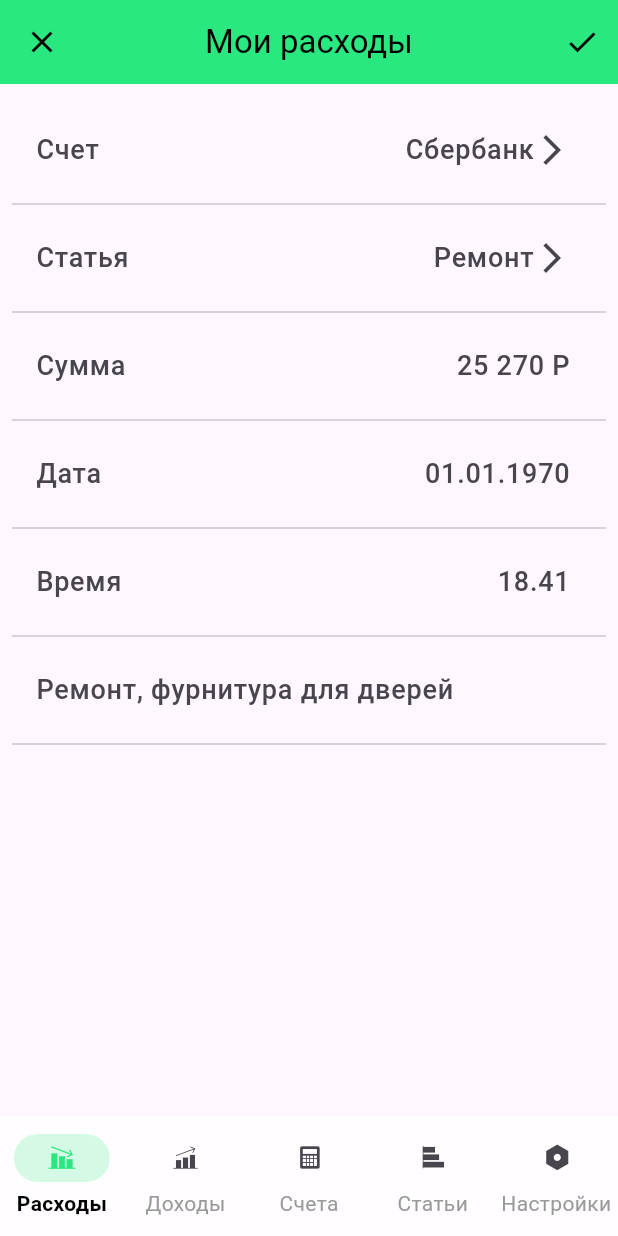
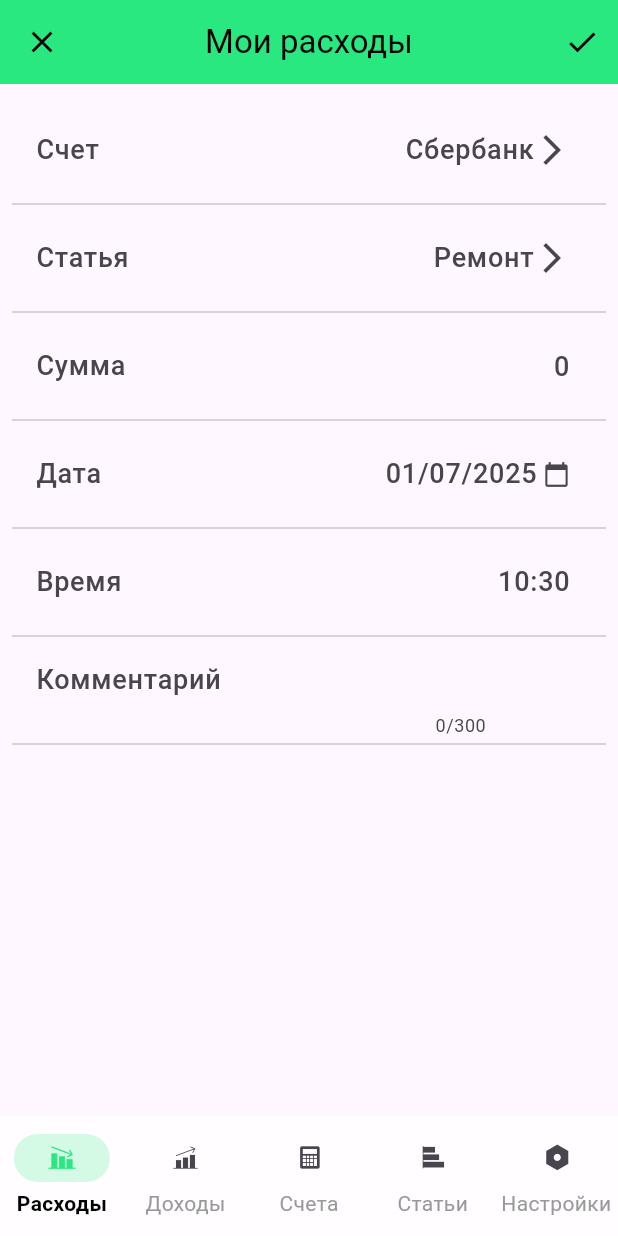
Before and after one commit to pablobagdal/CoinsIO, a Flutter app: the TransactionEditScreen screen opened by its route, on a phone screen of 412 x 824 dp. Run offline on Flutter 3.47's test engine with Material 3 defaults, Android fonts, the phone set to English and light mode, and no system bars; our stand-ins replace drift, flutter_bloc, freezed_annotation, go_router; missing offline and left inert: fuzzywuzzy, shake, spoiler_widget; accounts and stored records are empty; generated files the repository leaves out were written again.

Commit message:
work on transaction edit screen

```diff
--- a/lib/core/themes/app_theme.dart
+++ b/lib/core/themes/app_theme.dart
@@ -64,19 +64,11 @@ abstract class AppTheme {
     brightness: Brightness.light,
     useMaterial3: true,
   );
-
-  // static final light = ThemeData(
-  //   colorScheme: ColorScheme.fromSeed(
-  //     seedColor: Color.fromARGB(255, 42, 232, 128),
-  //     brightness: Brightness.light,
-  //   ),
-  //   useMaterial3: true, // важно для Material 3
-  // );
   static final dark = ThemeData(
     colorScheme: ColorScheme.fromSeed(
       seedColor: const Color.fromARGB(255, 17, 52, 142),
       brightness: Brightness.dark,
     ),
-    useMaterial3: true, // важно для Material 3
+    useMaterial3: true,
   );
 }
--- a/lib/ui/pages/transactions/transaction_edit/transaction_edit_screen.dart
+++ b/lib/ui/pages/transactions/transaction_edit/transaction_edit_screen.dart
@@ -1,7 +1,11 @@
+import 'dart:math';
+
+import 'package:coinio_app/core/utils/type_format.dart';
 import 'package:flutter/material.dart';
+import 'package:flutter/services.dart';
 import 'package:go_router/go_router.dart';
 
-class TransactionEditScreen extends StatelessWidget {
+class TransactionEditScreen extends StatefulWidget {
   final String? transactionId;
   final bool isIncome;
 
@@ -12,10 +16,37 @@ class TransactionEditScreen extends StatelessWidget {
   });
 
   @override
+  State<TransactionEditScreen> createState() => _TransactionEditScreenState();
+}
+
+class _TransactionEditScreenState extends State<TransactionEditScreen> {
+  DateTime selectedDateTime = DateTime.now();
+  late final TextEditingController sumController;
+  late final TextEditingController commentController;
+
+  @override
+  void initState() {
+    super.initState();
+    sumController = TextEditingController();
+    commentController = TextEditingController();
+  }
+
+  @override
+  void dispose() {
+    sumController.dispose();
+    commentController.dispose();
+    super.dispose();
+  }
+
+  @override
   Widget build(final BuildContext context) {
-    final isEditing = transactionId != null;
+    final isEditing = widget.transactionId != null;
 
-    return Scaffold(
+    return GestureDetector(
+      behavior: HitTestBehavior.translucent,
+      onTap: () => FocusScope.of(context).unfocus(),
+      child: Scaffold(
+        resizeToAvoidBottomInset: true,
         appBar: AppBar(
           leading: IconButton(
             onPressed: () {
@@ -24,23 +55,30 @@ class TransactionEditScreen extends StatelessWidget {
             icon: const Icon(Icons.close),
           ),
           centerTitle: true,
-        title: Text(isIncome ? 'Мои доходы' : 'Мои расходы'),
-        actions: [IconButton(onPressed: () {}, icon: const Icon(Icons.check))],
+          title: Text(widget.isIncome ? 'Мои доходы' : 'Мои расходы'),
+          actions: [
+            IconButton(onPressed: () {}, icon: const Icon(Icons.check)),
+          ],
         ),
         body: Padding(
           padding: const EdgeInsets.all(8.0),
           child: Column(
             children: [
               const SizedBox(height: 8),
-
-            MyListTile(
-              leadingText: 'Счет',
-              trailingWidgets: const Row(
+              ListTile(
+                leading: const Text(
+                  'Счет',
+                  style: TextStyle(fontSize: 18, fontWeight: FontWeight.w500),
+                ),
+                trailing: const Row(
                   mainAxisSize: MainAxisSize.min,
                   children: [
                     Text(
                       'Сбербанк',
-                    style: TextStyle(fontSize: 18, fontWeight: FontWeight.w500),
+                      style: TextStyle(
+                        fontSize: 18,
+                        fontWeight: FontWeight.w500,
+                      ),
                     ),
                     Icon(Icons.arrow_forward_ios),
                   ],
@@ -48,14 +86,20 @@ class TransactionEditScreen extends StatelessWidget {
                 onTap: () {},
               ),
               const Divider(),
-            MyListTile(
-              leadingText: 'Статья',
-              trailingWidgets: const Row(
+              ListTile(
+                leading: const Text(
+                  'Статья',
+                  style: TextStyle(fontSize: 18, fontWeight: FontWeight.w500),
+                ),
+                trailing: const Row(
                   mainAxisSize: MainAxisSize.min,
                   children: [
                     Text(
                       'Ремонт',
-                    style: TextStyle(fontSize: 18, fontWeight: FontWeight.w500),
+                      style: TextStyle(
+                        fontSize: 18,
+                        fontWeight: FontWeight.w500,
+                      ),
                     ),
                     Icon(Icons.arrow_forward_ios),
                   ],
@@ -63,50 +107,129 @@ class TransactionEditScreen extends StatelessWidget {
                 onTap: () {},
               ),
               const Divider(),
-            MyListTile(
-              leadingText: 'Сумма',
-              trailingWidgets: const Row(
+              ListTile(
+                leading: const Text(
+                  'Сумма',
+                  style: TextStyle(fontSize: 18, fontWeight: FontWeight.w500),
+                ),
+                trailing: SizedBox(
+                  width: 300,
+                  child: TextField(
+                    inputFormatters: [
+                      FilteringTextInputFormatter.allow(
+                        RegExp(r'^\d*\.?\d{0,2}'),
+                      ),
+                    ],
+                    textAlign: TextAlign.right,
+                    controller: sumController,
+                    keyboardType: const TextInputType.numberWithOptions(
+                      signed: false,
+                      decimal: false,
+                    ),
+                    style: const TextStyle(
+                      fontSize: 18,
+                      fontWeight: FontWeight.w500,
+                    ),
+                    decoration: const InputDecoration(
+                      border: InputBorder.none,
+                      hintText: '0',
+                    ),
+                  ),
+                ),
+                onTap: () {},
+              ),
+
+              const Divider(),
+              ListTile(
+                leading: const Text(
+                  'Дата',
+                  style: TextStyle(fontSize: 18, fontWeight: FontWeight.w500),
+                ),
+                trailing: Row(
                   mainAxisSize: MainAxisSize.min,
                   children: [
                     Text(
-                    '25 270 Р',
+                      dateFormat(selectedDateTime),
+                      style: const TextStyle(
+                        fontSize: 18,
+                        fontWeight: FontWeight.w500,
+                      ),
+                    ),
+                    const SizedBox(width: 4),
+                    const Icon(Icons.calendar_today, size: 18),
+                  ],
+                ),
+                onTap: () async {
+                  final picked = await showDatePicker(
+                    context: context,
+                    initialDate: selectedDateTime,
+                    firstDate: DateTime(2000),
+                    lastDate: DateTime.now(),
+                  );
+                  if (picked != null && picked != selectedDateTime) {
+                    setState(() {
+                      selectedDateTime = selectedDateTime.copyWith(
+                        year: picked.year,
+                        month: picked.month,
+                        day: picked.day,
+                      );
+                    });
+                  }
+                },
+              ),
+
+              const Divider(),
+              ListTile(
+                leading: const Text(
+                  'Время',
                   style: TextStyle(fontSize: 18, fontWeight: FontWeight.w500),
+                ),
+                trailing: Row(
+                  mainAxisSize: MainAxisSize.min,
+                  children: [
+                    Text(
+                      timeFormat(selectedDateTime),
+                      style: const TextStyle(
+                        fontSize: 18,
+                        fontWeight: FontWeight.w500,
+                      ),
                     ),
                   ],
                 ),
-              onTap: () {},
+                onTap: () async {
+                  final picked = await showTimePicker(
+                    context: context,
+                    initialTime: TimeOfDay.fromDateTime(selectedDateTime),
+                  );
+                  if (picked != null &&
+                      picked != TimeOfDay.fromDateTime(selectedDateTime)) {
+                    setState(() {
+                      selectedDateTime = selectedDateTime.copyWith(
+                        hour: picked.hour,
+                        minute: picked.minute,
+                      );
+                    });
+                  }
+                },
               ),
               const Divider(),
-            MyListTile(
-              leadingText: 'Дата',
-              trailingWidgets: const Row(
-                mainAxisSize: MainAxisSize.min,
-                children: [
-                  Text(
-                    '01.01.1970',
+              // section for comment
+              ListTile(
+                leading: SizedBox(
+                  width: 300,
+                  child: TextField(
+                    controller: commentController,
+                    minLines: 1,
+                    maxLines: null,
+                    maxLength: 300,
+                    decoration: InputDecoration(
+                      hintText: 'Комментарий',
+                      border: InputBorder.none,
+                    ),
                     style: TextStyle(fontSize: 18, fontWeight: FontWeight.w500),
                   ),
-                ],
                 ),
-              onTap: () {},
-            ),
-            const Divider(),
-            MyListTile(
-              leadingText: 'Время',
-              trailingWidgets: const Row(
-                mainAxisSize: MainAxisSize.min,
-                children: [
-                  Text(
-                    '18.41',
-                    style: TextStyle(fontSize: 18, fontWeight: FontWeight.w500),
-                  ),
-                ],
-              ),
-              onTap: () {},
-            ),
-            const Divider(),
-            MyListTile(
-              leadingText: 'Ремонт, фурнитура для дверей',
+
                 onTap: () {},
               ),
               const Divider(),
@@ -123,7 +246,9 @@ class TransactionEditScreen extends StatelessWidget {
                     onPressed: () => context.pop(),
                     child: const Text(
                       'Удалить',
-                    style: TextStyle(color: Color.fromARGB(255, 255, 255, 255)),
+                      style: TextStyle(
+                        color: Color.fromARGB(255, 255, 255, 255),
+                      ),
                     ),
                   ),
                 ),
@@ -131,29 +256,7 @@ class TransactionEditScreen extends StatelessWidget {
             ],
           ),
         ),
+      ),
     );
   }
 }
-
-class MyListTile extends StatelessWidget {
-  final String leadingText;
-  final Widget? trailingWidgets;
-  final VoidCallback? onTap;
-
-  const MyListTile({
-    required this.leadingText,
-    super.key,
-    this.trailingWidgets,
-    this.onTap,
-  });
-
-  @override
-  Widget build(final BuildContext context) => ListTile(
-    leading: Text(
-      leadingText ?? '',
-      style: const TextStyle(fontSize: 18, fontWeight: FontWeight.w500),
-    ),
-    trailing: trailingWidgets,
-    onTap: onTap,
-  );
-}
--- a/lib/ui/router/router.dart
+++ b/lib/ui/router/router.dart
@@ -1,5 +1,4 @@
 import 'package:coinio_app/core/fonts/my_icons.dart';
-import 'package:coinio_app/main.dart';
 import 'package:coinio_app/ui/pages/accounts/account_change_balance.dart';
 import 'package:coinio_app/ui/pages/accounts/accounts_page.dart';
 import 'package:coinio_app/ui/pages/categories/categories_page.dart';
```
Lines whose indentation alone changed are shown as unchanged.
